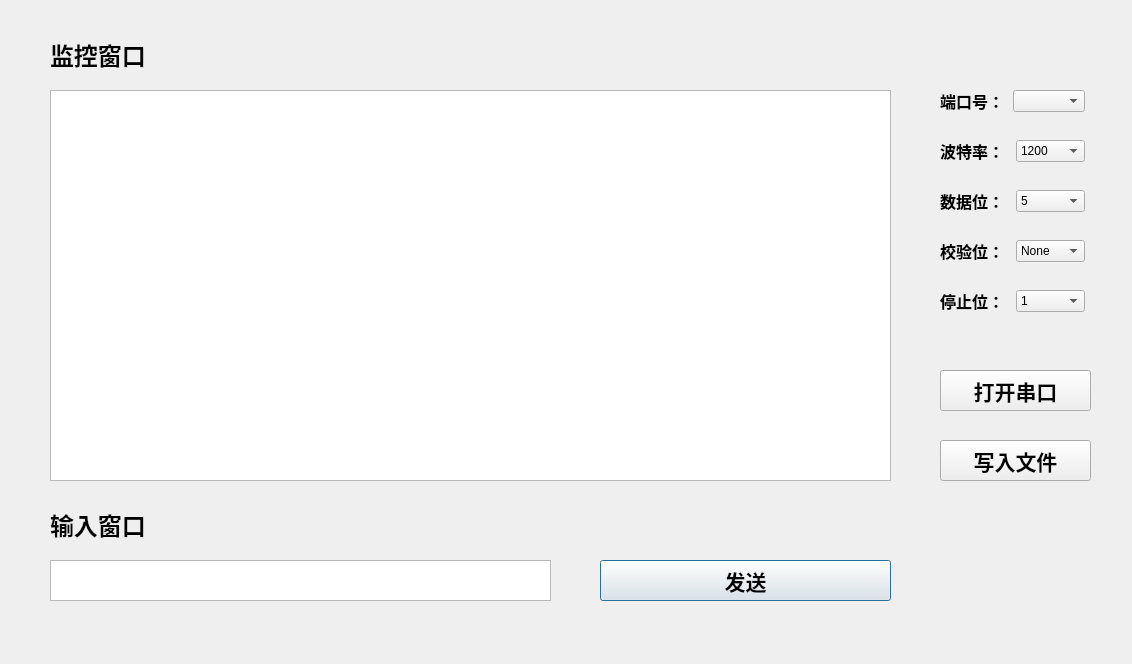
This is usr.ui in giottolee/SerialPort as Qt 5 draws it before an edit. The edited form follows.
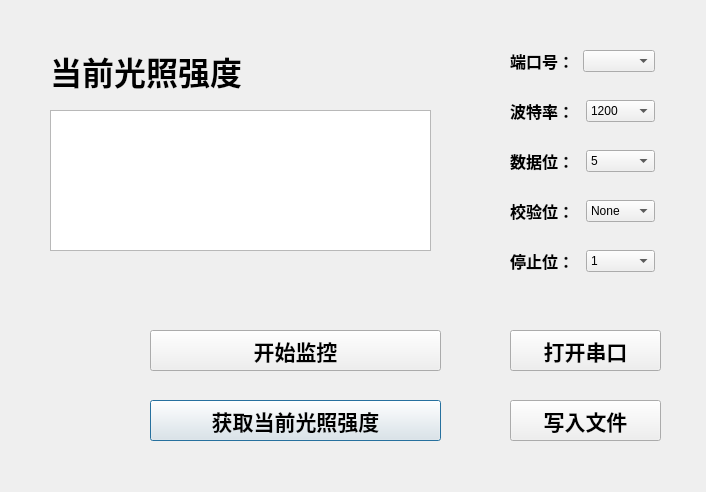
This is the edited form.

Commit message: 精简了界面，实现了一建和定时发送check指令获取串口数据，但是关闭定时器会导致程序异常退出

Patch:
```diff
--- a/usr.ui
+++ b/usr.ui
@@ -6,60 +6,18 @@
    <rect>
     <x>0</x>
     <y>0</y>
-    <width>1132</width>
-    <height>664</height>
+    <width>706</width>
+    <height>492</height>
    </rect>
   </property>
   <property name="windowTitle">
    <string>Dialog</string>
   </property>
-  <widget class="QLabel" name="label">
-   <property name="geometry">
-    <rect>
-     <x>50</x>
-     <y>40</y>
-     <width>100</width>
-     <height>29</height>
-    </rect>
-   </property>
-   <property name="font">
-    <font>
-     <family>Arial</family>
-     <pointsize>18</pointsize>
-     <weight>75</weight>
-     <bold>true</bold>
-    </font>
-   </property>
-   <property name="text">
-    <string>监控窗口</string>
-   </property>
-  </widget>
-  <widget class="QLabel" name="label_2">
-   <property name="geometry">
-    <rect>
-     <x>50</x>
-     <y>510</y>
-     <width>100</width>
-     <height>29</height>
-    </rect>
-   </property>
-   <property name="font">
-    <font>
-     <family>Arial</family>
-     <pointsize>18</pointsize>
-     <weight>75</weight>
-     <bold>true</bold>
-    </font>
-   </property>
-   <property name="text">
-    <string>输入窗口</string>
-   </property>
-  </widget>
   <widget class="QPushButton" name="send">
    <property name="geometry">
     <rect>
-     <x>600</x>
-     <y>560</y>
+     <x>150</x>
+     <y>400</y>
      <width>291</width>
      <height>41</height>
     </rect>
@@ -73,14 +31,14 @@
     </font>
    </property>
    <property name="text">
-    <string>发送</string>
+    <string>获取当前光照强度</string>
    </property>
   </widget>
   <widget class="QPushButton" name="openport">
    <property name="geometry">
     <rect>
-     <x>940</x>
-     <y>370</y>
+     <x>510</x>
+     <y>330</y>
      <width>151</width>
      <height>41</height>
     </rect>
@@ -100,8 +58,8 @@
   <widget class="QPushButton" name="write">
    <property name="geometry">
     <rect>
-     <x>940</x>
-     <y>440</y>
+     <x>510</x>
+     <y>400</y>
      <width>151</width>
      <height>41</height>
     </rect>
@@ -121,8 +79,8 @@
   <widget class="QWidget" name="layoutWidget">
    <property name="geometry">
     <rect>
-     <x>940</x>
-     <y>90</y>
+     <x>510</x>
+     <y>50</y>
      <width>145</width>
      <height>22</height>
     </rect>
@@ -151,8 +109,8 @@
   <widget class="QWidget" name="layoutWidget">
    <property name="geometry">
     <rect>
-     <x>940</x>
-     <y>140</y>
+     <x>510</x>
+     <y>100</y>
      <width>145</width>
      <height>22</height>
     </rect>
@@ -207,8 +165,8 @@
   <widget class="QWidget" name="layoutWidget">
    <property name="geometry">
     <rect>
-     <x>940</x>
-     <y>190</y>
+     <x>510</x>
+     <y>150</y>
      <width>145</width>
      <height>22</height>
     </rect>
@@ -258,8 +216,8 @@
   <widget class="QWidget" name="layoutWidget">
    <property name="geometry">
     <rect>
-     <x>940</x>
-     <y>240</y>
+     <x>510</x>
+     <y>200</y>
      <width>145</width>
      <height>22</height>
     </rect>
@@ -314,8 +272,8 @@
   <widget class="QWidget" name="layoutWidget">
    <property name="geometry">
     <rect>
-     <x>940</x>
-     <y>290</y>
+     <x>510</x>
+     <y>250</y>
      <width>145</width>
      <height>22</height>
     </rect>
@@ -352,29 +310,13 @@
     </item>
    </layout>
   </widget>
-  <widget class="QTextEdit" name="inputEdit">
-   <property name="geometry">
-    <rect>
-     <x>50</x>
-     <y>560</y>
-     <width>501</width>
-     <height>41</height>
-    </rect>
-   </property>
-   <property name="font">
-    <font>
-     <family>Arial</family>
-     <pointsize>16</pointsize>
-    </font>
-   </property>
-  </widget>
   <widget class="QTextEdit" name="outputEdit">
    <property name="geometry">
     <rect>
      <x>50</x>
-     <y>90</y>
-     <width>841</width>
-     <height>391</height>
+     <y>110</y>
+     <width>381</width>
+     <height>141</height>
     </rect>
    </property>
    <property name="font">
@@ -384,6 +326,48 @@
     </font>
    </property>
   </widget>
+  <widget class="QLabel" name="label_8">
+   <property name="geometry">
+    <rect>
+     <x>50</x>
+     <y>40</y>
+     <width>211</width>
+     <height>61</height>
+    </rect>
+   </property>
+   <property name="font">
+    <font>
+     <family>Arial</family>
+     <pointsize>24</pointsize>
+     <weight>75</weight>
+     <bold>true</bold>
+    </font>
+   </property>
+   <property name="text">
+    <string>当前光照强度</string>
+   </property>
+  </widget>
+  <widget class="QPushButton" name="startAutoControl">
+   <property name="geometry">
+    <rect>
+     <x>150</x>
+     <y>330</y>
+     <width>291</width>
+     <height>41</height>
+    </rect>
+   </property>
+   <property name="font">
+    <font>
+     <family>Arial</family>
+     <pointsize>16</pointsize>
+     <weight>75</weight>
+     <bold>true</bold>
+    </font>
+   </property>
+   <property name="text">
+    <string>开始监控</string>
+   </property>
+  </widget>
  </widget>
  <resources/>
  <connections/>
```
The commit also changes 17 other files.
